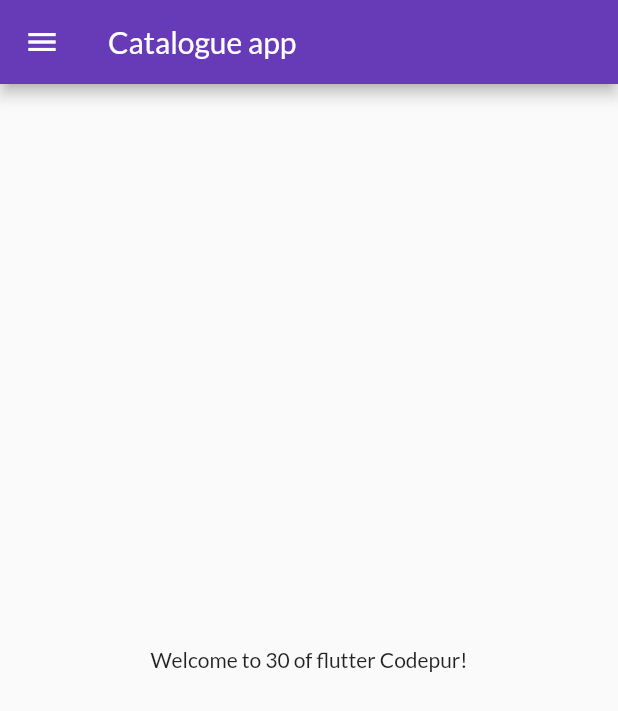
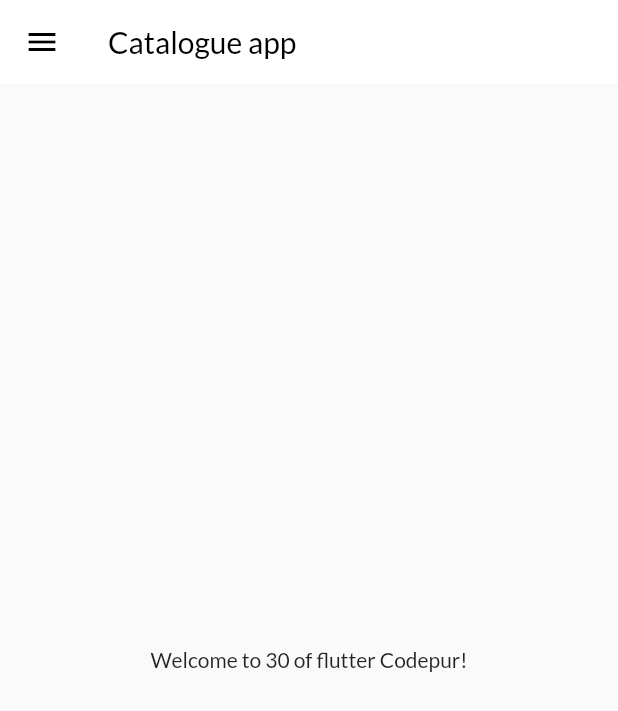
Before and after one commit to deepmihir/30daysOfFlutter, a Flutter app: the HomePage screen opened by its route, on a phone screen of 412 x 824 dp. Shown: the top 711 px of the screen. Run offline on Flutter 3.47's test engine with Material 2 defaults, Android fonts, the phone set to English and light mode, and no system bars; our stand-ins replace google_fonts; key blocks and very long unbroken strings in the code were emptied for the run.

Commit message:
Themes_Extracted

```diff
--- /dev/null
+++ b/lib/Widgets/themes.dart
@@ -0,0 +1,21 @@
+import 'package:flutter/material.dart';
+import 'package:google_fonts/google_fonts.dart';
+
+class MyTheme {
+  static ThemeData lightTheme(BuildContext context) => ThemeData(
+        primarySwatch: Colors.deepPurple,
+        fontFamily: GoogleFonts.lato().fontFamily,
+        appBarTheme: AppBarTheme(
+          color: Colors.white,
+          elevation: 0.0,
+          iconTheme: IconThemeData(color: Colors.black),
+          titleTextStyle: TextStyle(
+            fontSize: 20,
+            color: Colors.black,
+            fontFamily: GoogleFonts.lato().fontFamily,
+          ),
+        ),
+      );
+  static ThemeData darktheme(BuildContext context) =>
+      ThemeData(brightness: Brightness.dark);
+}
--- a/lib/main.dart
+++ b/lib/main.dart
@@ -1,6 +1,6 @@
 import 'package:flutter/material.dart';
 import 'package:flutter_catalogue/utils/routes.dart';
-import 'package:google_fonts/google_fonts.dart';
+import 'Widgets/themes.dart';
 import 'pages/home_page.dart';
 import 'pages/login_page.dart';
 
@@ -13,9 +13,7 @@ class MyApp extends StatelessWidget {
   Widget build(BuildContext context) {
     return MaterialApp(
       themeMode: ThemeMode.light,
-      theme: ThemeData(
-          primarySwatch: Colors.deepPurple,
-          fontFamily: GoogleFonts.lato().fontFamily),
+      theme: MyTheme.lightTheme(context),
       initialRoute: "/",
       routes: {
         "/": (context) => LoginPage(),
```
